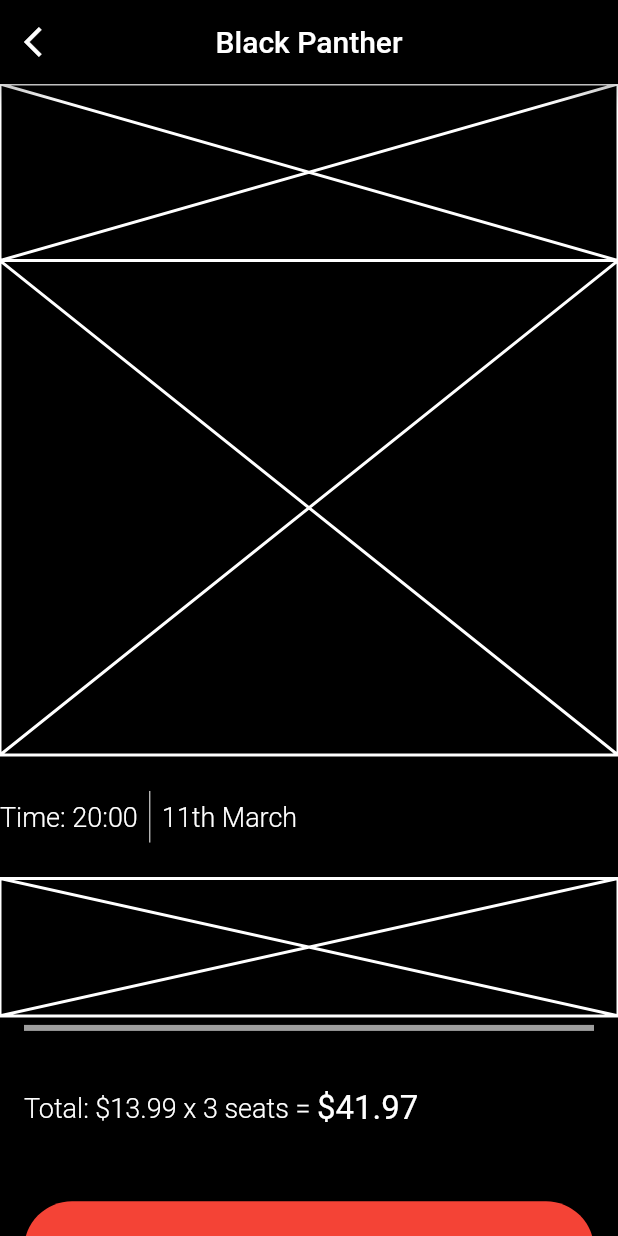
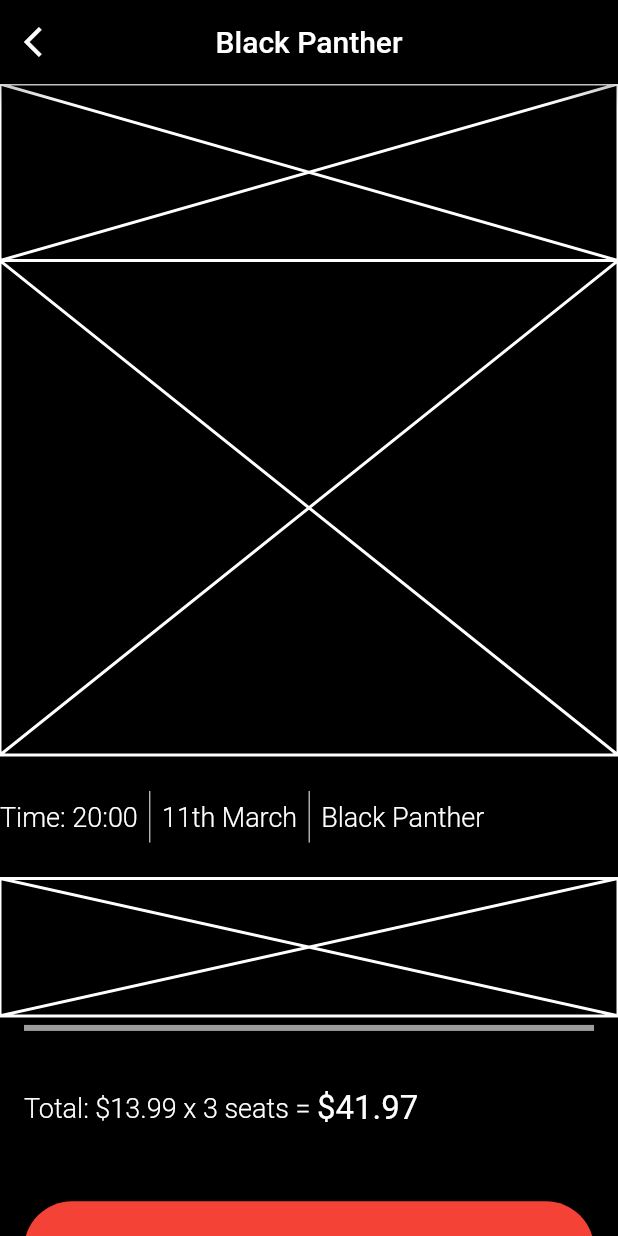
Before and after one commit to JAICHANGPARK/flutter_notebook_8th_story, a Flutter app: the screen it shows after launch, on a phone screen of 412 x 824 dp. Run offline on Flutter 3.47's test engine with Material 2 defaults, Android fonts, the phone set to English and light mode, and no system bars; our stand-ins replace badges, flutter_hooks, google_fonts, hooks_riverpod, state_notifier.

Commit message:
Update cinema_app.dart

```diff
--- a/lib/ep574_cinema_app/cinema_app.dart
+++ b/lib/ep574_cinema_app/cinema_app.dart
@@ -57,7 +57,14 @@ class _ReservePageState extends State<ReservePage> {
                     color: Colors.white,
                   ),
                 ),
-                  Text("11th March",style: TextStyle(color: Colors.white, fontSize: 18, fontWeight: FontWeight.w300))
+                  Text("11th March",style: TextStyle(color: Colors.white, fontSize: 18, fontWeight: FontWeight.w300)),
+                  Padding(
+                    padding: const EdgeInsets.symmetric(vertical: 24),
+                    child: VerticalDivider(
+                      color: Colors.white,
+                    ),
+                  ),
+                  Text("Black Panther",style: TextStyle(color: Colors.white, fontSize: 18, fontWeight: FontWeight.w300))
 
                 ],
               ),
```
